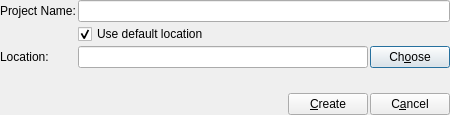
Above: resources/ui/project/newproject.ui from prymatex/prymatex before the change. Below: the same form after it.
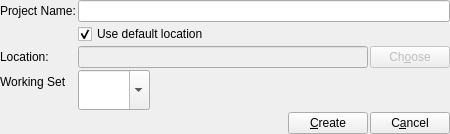
That is the form after the change. Icons and pictures are not drawn.

The edit to the form file:
```diff
--- a/resources/ui/project/newproject.ui
+++ b/resources/ui/project/newproject.ui
@@ -10,7 +10,7 @@
     <x>0</x>
     <y>0</y>
     <width>450</width>
-    <height>115</height>
+    <height>134</height>
    </rect>
   </property>
   <property name="windowTitle">
@@ -40,7 +40,7 @@
       </widget>
      </item>
      <item row="0" column="1">
-      <widget class="QLineEdit" name="lineFileName"/>
+      <widget class="QLineEdit" name="lineProjectName"/>
      </item>
      <item row="2" column="0">
       <widget class="QLabel" name="label_2">
@@ -52,10 +52,17 @@
      <item row="2" column="1">
       <layout class="QHBoxLayout" name="horizontalLayout_5">
        <item>
-        <widget class="QLineEdit" name="lineLocation"/>
+        <widget class="QLineEdit" name="lineLocation">
+         <property name="enabled">
+          <bool>false</bool>
+         </property>
+        </widget>
        </item>
        <item>
         <widget class="QPushButton" name="buttonChoose">
+         <property name="enabled">
+          <bool>false</bool>
+         </property>
          <property name="text">
           <string>Ch&amp;oose</string>
          </property>
@@ -64,7 +71,7 @@
       </layout>
      </item>
      <item row="1" column="1">
-      <widget class="QCheckBox" name="checkBox">
+      <widget class="QCheckBox" name="checkBoxUseDefaultLocation">
        <property name="text">
         <string>Use default location</string>
        </property>
@@ -73,6 +80,26 @@
        </property>
       </widget>
      </item>
+     <item row="3" column="0">
+      <widget class="QLabel" name="label_3">
+       <property name="text">
+        <string>Working Set</string>
+       </property>
+      </widget>
+     </item>
+     <item row="3" column="1">
+      <widget class="QComboBox" name="comboBoxWorkingSet">
+       <property name="sizePolicy">
+        <sizepolicy hsizetype="Preferred" vsizetype="Expanding">
+         <horstretch>0</horstretch>
+         <verstretch>0</verstretch>
+        </sizepolicy>
+       </property>
+       <property name="editable">
+        <bool>true</bool>
+       </property>
+      </widget>
+     </item>
     </layout>
    </item>
    <item>
```
Left out of the diff: 2 changed lines with no effect on the pictures.
